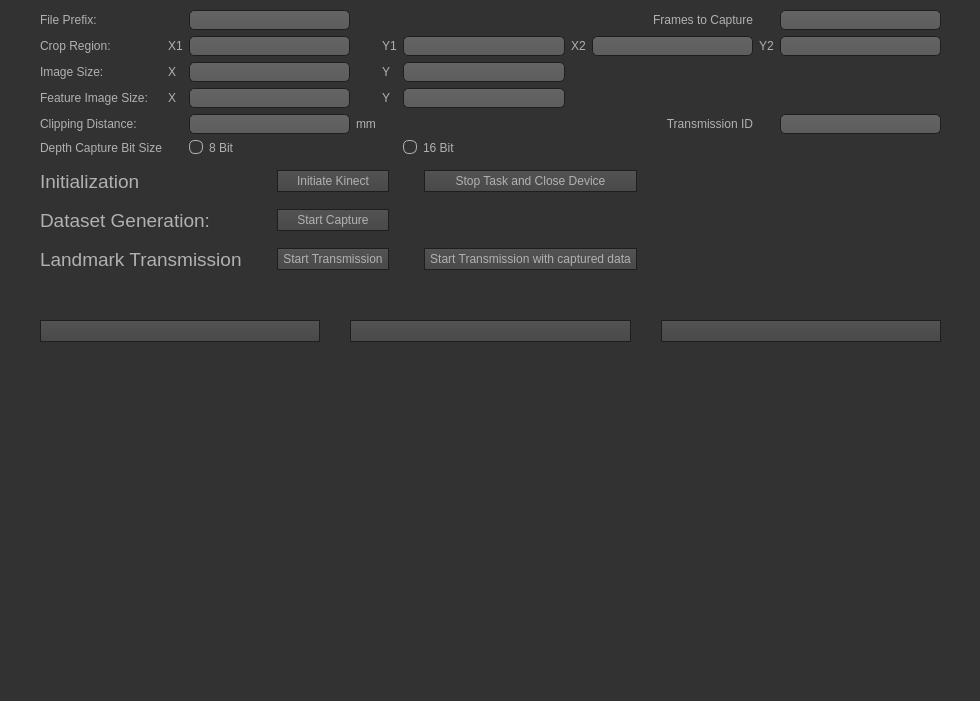
Qt form src/RenderManagement/RGBDCaptureForGANWindow.ui (Mirevi/MotionHub) before a commit.
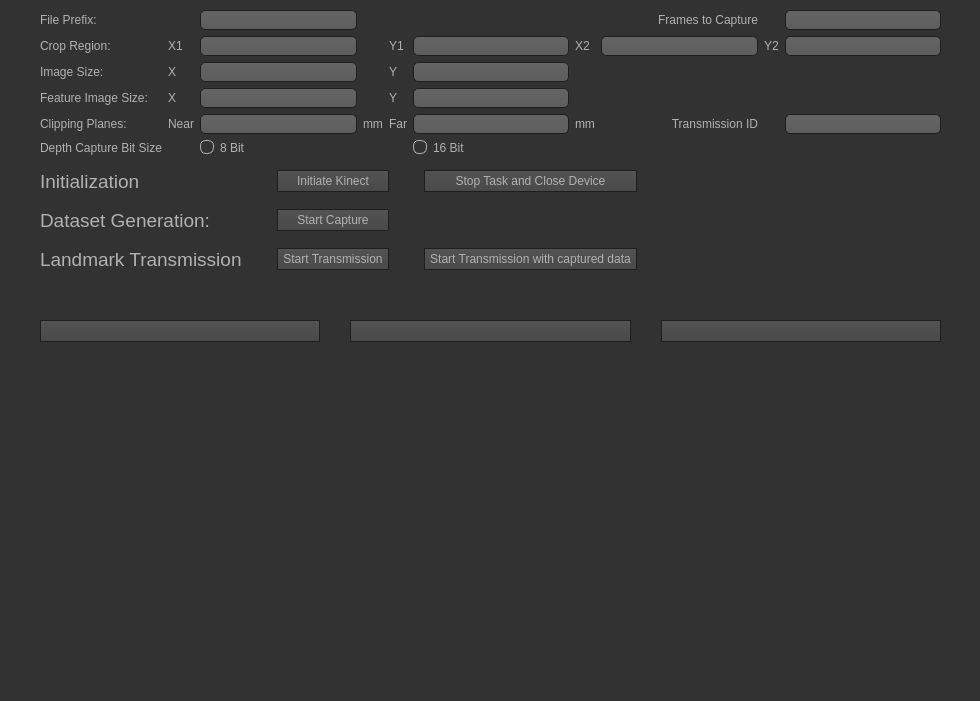
The same form after that commit. Icons and pictures are not drawn.

Commit message: modified clipping calculation

```diff
--- a/src/RenderManagement/RGBDCaptureForGANWindow.ui
+++ b/src/RenderManagement/RGBDCaptureForGANWindow.ui
@@ -855,7 +855,7 @@
     <item row="4" column="0">
      <widget class="QLabel" name="label_4">
       <property name="text">
-       <string>Clipping Distance: </string>
+       <string>Clipping Planes: </string>
       </property>
      </widget>
     </item>
@@ -928,6 +928,34 @@
       </property>
      </widget>
     </item>
+    <item row="4" column="1">
+     <widget class="QLabel" name="label_18">
+      <property name="text">
+       <string>Near</string>
+      </property>
+     </widget>
+    </item>
+    <item row="4" column="5">
+     <widget class="QLabel" name="label_19">
+      <property name="text">
+       <string>Far</string>
+      </property>
+     </widget>
+    </item>
+    <item row="4" column="7">
+     <widget class="QLabel" name="label_20">
+      <property name="text">
+       <string>mm</string>
+      </property>
+     </widget>
+    </item>
+    <item row="4" column="6">
+     <widget class="QLineEdit" name="le_clipping_far">
+      <property name="inputMask">
+       <string/>
+      </property>
+     </widget>
+    </item>
    </layout>
   </widget>
   <widget class="QWidget" name="gridLayoutWidget_4">
```
Left out of the diff: 6 changed lines with no effect on the pictures. The commit also changes 2 other files.
